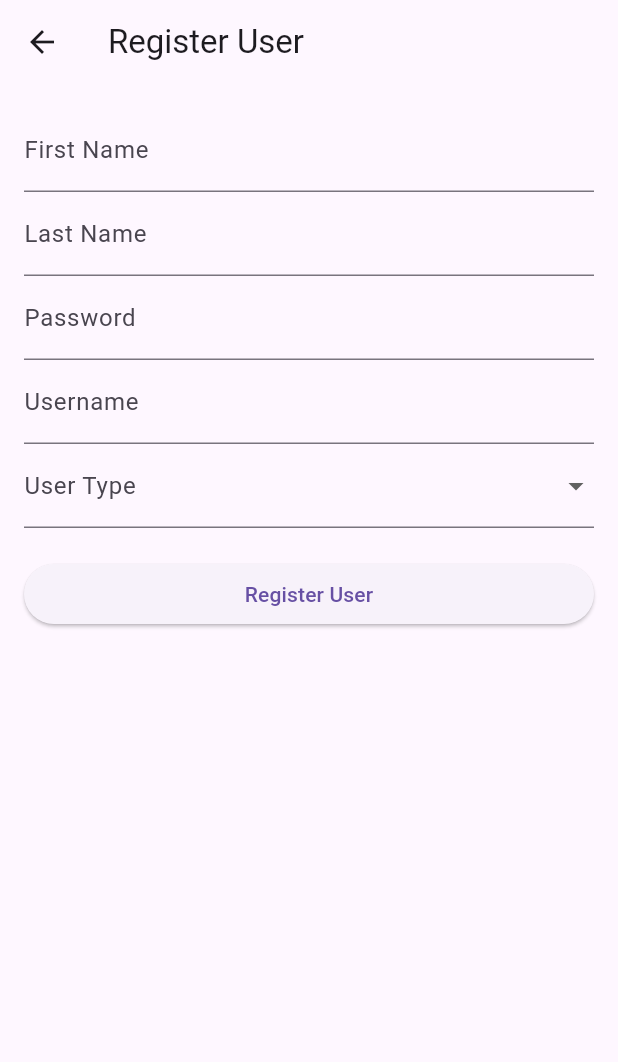
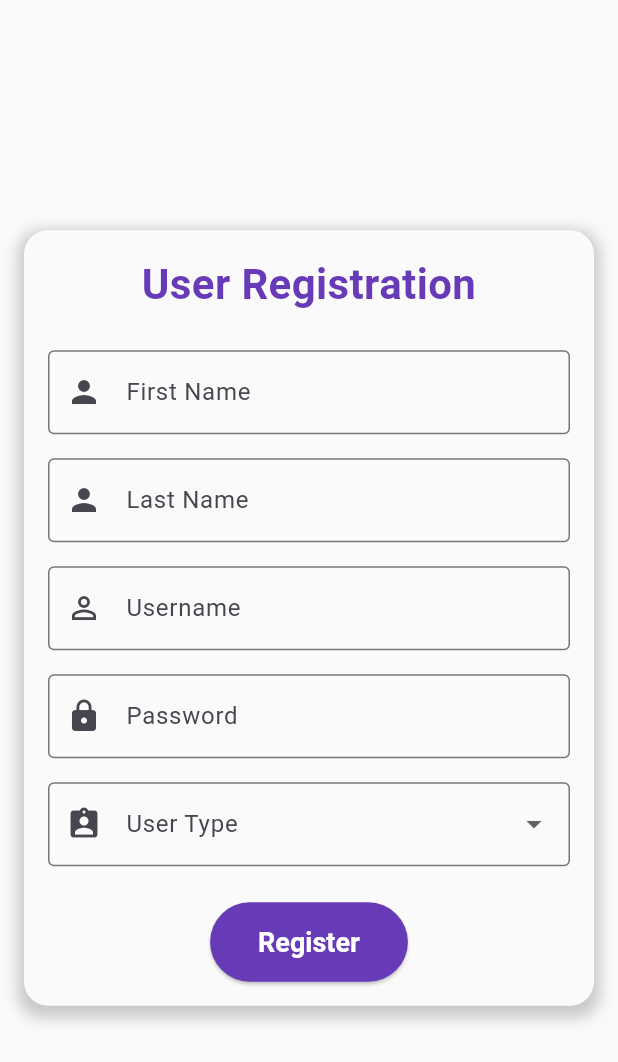
Before and after one commit to tarinya27/avikanssystem, a Flutter app: the RegisterUser screen opened directly, on a phone screen of 412 x 824 dp. Shown: the top 1062 px of the screen. Run offline on Flutter 3.47's test engine with Material 3 defaults, Android fonts, the phone set to English and light mode, and no system bars; our stand-ins replace get; missing offline and left inert: mysql1.

Commit message:
added files

```diff
--- a/lib/Supplier.dart
+++ b/lib/Supplier.dart
@@ -79,7 +79,7 @@ class _RegisterSupplierState extends State<RegisterSupplier> {
                   mainAxisSize: MainAxisSize.min,
                   children: <Widget>[
                     Text(
-                      'Supplier Registration',
+                      'SUPPLIER REGISTRATION',
                       style: TextStyle(
                         fontSize: 24,
                         fontWeight: FontWeight.bold,
--- a/lib/User.dart
+++ b/lib/User.dart
@@ -21,49 +21,6 @@ class _RegisterUserState extends State<RegisterUser> {
     {"id": "super_admin", "name": "Super Admin"}
   ];
 
-  @override
-  void initState() {
-    super.initState();
-    _fetchUserTypes();
-  }
-
-  Future<void> _fetchUserTypes() async {
-    final uri = '';
-    final url = Uri.parse('https://free-skylark-sadly.ngrok-free.app/api/v1/user/getAllUserTypes');
-
-    final response = await http.get(url);
-
-    if (response.statusCode == 200) {
-      final jsonResponse = jsonDecode(response.body);
-      // final data = jsonDecode(response.body);
-       if (jsonResponse['code'] == "00") {
-         final List<dynamic> content = jsonResponse['content'];
-
-         setState(() {
-        _userTypes = content
-            .map<Map<String, dynamic>>((item) => {
-                  "id": item['id'].toString(),
-                  "name": item['name']
-                })
-            .toList();
-
-        if (_userTypes.isNotEmpty) {
-          _selectedUserType = _userTypes[0]['id'];
-        }
-      });
-
-       }
-
-
-
-    } else {
-      // Handle error
-      ScaffoldMessenger.of(context).showSnackBar(SnackBar(
-        content: Text('Failed to load user types'),
-      ));
-    }
-  }
-
   Future<void> _registerEmployee() async {
     final url = Uri.parse('https://free-skylark-sadly.ngrok-free.app/api/v1/user/saveUser');
 
@@ -82,17 +39,14 @@ class _RegisterUserState extends State<RegisterUser> {
     );
 
     if (response.statusCode == 200) {
-      print(response.body);
-
-      // Registration successful
       ScaffoldMessenger.of(context).showSnackBar(SnackBar(
         content: Text('User registered successfully!'),
+        backgroundColor: Colors.green,
       ));
     } else {
-      print(response.body);
-      // Registration failed
       ScaffoldMessenger.of(context).showSnackBar(SnackBar(
         content: Text('Failed to register user: ${response.body}'),
+        backgroundColor: Colors.red,
       ));
     }
   }
@@ -100,65 +54,62 @@ class _RegisterUserState extends State<RegisterUser> {
   @override
   Widget build(BuildContext context) {
     return Scaffold(
-      appBar: AppBar(
-        title: Text('Register User'),
+      backgroundColor: Color(0xFFF9FAFB),
+      body: Center(
+        child: SingleChildScrollView(
+          padding: const EdgeInsets.all(16.0),
+          child: Container(
+            decoration: BoxDecoration(
+              color: Colors.white.withOpacity(0.9),
+              borderRadius: BorderRadius.circular(16),
+              boxShadow: [
+                BoxShadow(
+                  color: Colors.black.withOpacity(0.2),
+                  spreadRadius: 4,
+                  blurRadius: 8,
+                  offset: Offset(0, 4), // changes position of shadow
                 ),
-      body: Padding(
+              ],
+            ),
+            child: Padding(
               padding: const EdgeInsets.all(16.0),
               child: Form(
                 key: _formKey,
-          child: ListView(
+                child: Column(
+                  crossAxisAlignment: CrossAxisAlignment.stretch,
                   children: <Widget>[
-              TextFormField(
-                decoration: InputDecoration(labelText: 'First Name'),
-                onSaved: (value) {
+                    Text(
+                      'User Registration',
+                      style: TextStyle(
+                        fontSize: 28,
+                        fontWeight: FontWeight.bold,
+                        color: Colors.deepPurple,
+                      ),
+                      textAlign: TextAlign.center,
+                    ),
+                    SizedBox(height: 24),
+                    _buildTextFormField('First Name', Icons.person, (value) {
                       _firstName = value!;
-                },
-                validator: (value) {
-                  if (value!.isEmpty) {
-                    return 'Please enter a first name';
-                  }
-                  return null;
-                },
+                    }, 'Please enter a first name'),
+                    SizedBox(height: 16),
+                    _buildTextFormField('Last Name', Icons.person, (value) {
+                      _lastName = value!;
+                    }, 'Please enter a last name'),
+                    SizedBox(height: 16),
+                    _buildTextFormField('Username', Icons.person_outline, (value) {
+                      _username = value!;
+                    }, 'Please enter a username'),
+                    SizedBox(height: 16),
+                    _buildTextFormField('Password', Icons.lock, (value) {
+                      _password = value!;
+                    }, 'Please enter a password', obscureText: true),
+                    SizedBox(height: 16),
+                    DropdownButtonFormField<String>(
+                      decoration: InputDecoration(
+                        labelText: 'User Type',
+                        border: OutlineInputBorder(),
+                        prefixIcon: Icon(Icons.assignment_ind),
                       ),
-              TextFormField(
-                decoration: InputDecoration(labelText: 'Last Name'),
-                onSaved: (value) {
-                  _lastName = value!;
-                },
-                validator: (value) {
-                  if (value!.isEmpty) {
-                    return 'Please enter a last name';
-                  }
-                  return null;
-                },
-              ),
-              TextFormField(
-                decoration: InputDecoration(labelText: 'Password'),
-                onSaved: (value) {
-                  _password = value!;
-                },
-                validator: (value) {
-                  if (value!.isEmpty) {
-                    return 'Please enter a password';
-                  }
-                  return null;
-                },
-              ),
-              TextFormField(
-                decoration: InputDecoration(labelText: 'Username'),
-                onSaved: (value) {
-                  _username = value!;
-                },
-                validator: (value) {
-                  if (value!.isEmpty) {
-                    return 'Please enter a username';
-                  }
-                  return null;
-                },
-              ),
-              DropdownButtonFormField<String>(
-                decoration: InputDecoration(labelText: 'User Type'),
                       value: _selectedUserType.isNotEmpty ? _selectedUserType : null,
                       onChanged: (String? newValue) {
                         setState(() {
@@ -173,15 +124,35 @@ class _RegisterUserState extends State<RegisterUser> {
                         );
                       }).toList(),
                     ),
-              SizedBox(height: 20),
-              ElevatedButton(
+                    SizedBox(height: 24),
+                    Center(
+                      child: ElevatedButton(
+                        style: ElevatedButton.styleFrom(
+                          backgroundColor: Colors.deepPurple, // Background color
+                          padding: EdgeInsets.symmetric(vertical: 16.0, horizontal: 32.0),
+                          textStyle: TextStyle(
+                            fontSize: 18,
+                            fontWeight: FontWeight.bold,
+                          ),
+                        ),
                         onPressed: () {
                           if (_formKey.currentState!.validate()) {
                             _formKey.currentState!.save();
                             _registerEmployee();
                           }
                         },
-                child: Text('Register User'),
+                        child: Text(
+                          'Register',
+                          style: TextStyle(
+                            fontSize: 18,
+                            color: Colors.white, // Text color
+                            fontWeight: FontWeight.bold,
+                          ),
+                        ),
+                      ),
+                    ),
+                  ],
+                ),
               ),
             ),
           ),
@@ -189,4 +160,22 @@ class _RegisterUserState extends State<RegisterUser> {
       ),
     );
   }
+
+  Widget _buildTextFormField(String label, IconData icon, FormFieldSetter<String> onSaved, String validatorMessage, {bool obscureText = false}) {
+    return TextFormField(
+      decoration: InputDecoration(
+        labelText: label,
+        border: OutlineInputBorder(),
+        prefixIcon: Icon(icon),
+      ),
+      obscureText: obscureText,
+      onSaved: onSaved,
+      validator: (value) {
+        if (value!.isEmpty) {
+          return validatorMessage;
         }
+        return null;
+      },
+    );
+  }
+}
```
Lines whose indentation alone changed are shown as unchanged.
